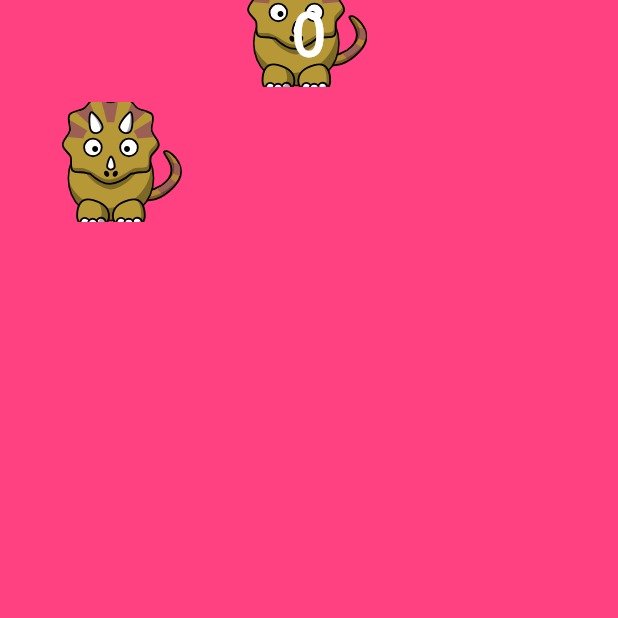
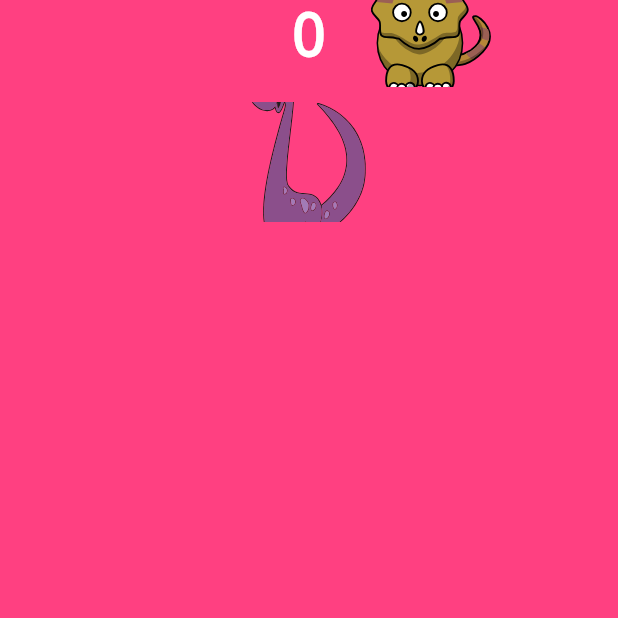
Before and after one commit to jelenalecic/daki, a Flutter app: the screen it shows after launch, after a tap on "START", on a phone screen of 412 x 824 dp, the top half of it. Run offline on Flutter 3.47's test engine with Material 2 defaults, Android fonts, the phone set to English and light mode, and no system bars; our stand-ins replace flutter_svg.

Commit message:
random ok more images added close dialog added

```diff
--- a/lib/falling_element.dart
+++ b/lib/falling/falling_element.dart
@@ -1,4 +1,4 @@
-import 'package:daki/falling_game_provider.dart';
+import 'package:daki/falling/falling_game_provider.dart';
 import 'package:flutter/material.dart';
 import 'package:provider/provider.dart';
 
@@ -11,7 +11,6 @@ class FallingElement extends StatelessWidget {
   Widget build(BuildContext context) {
     return Consumer<FallingGameProvider>(
       builder: (context, provider, child) {
-        child ??= provider.fallingItem;
         return Positioned(
           top: provider.fallingModels[position].y,
           left: provider.fallingModels[position].x,
@@ -20,7 +19,8 @@ class FallingElement extends StatelessWidget {
               onTap: () {
                 killIt(provider);
               },
-              child: provider.getImage(position),
+              child: provider.getImage(
+                  position, provider.fallingModels[position].positionOfImage),
             ),
           ),
         );
--- /dev/null
+++ b/lib/falling/falling_game_provider.dart
@@ -0,0 +1,177 @@
+import 'dart:math';
+
+import 'package:daki/falling/falling_model.dart';
+import 'package:daki/pulse.dart';
+import 'package:flutter/material.dart';
+import 'package:flutter_svg/flutter_svg.dart';
+
+const double elementSize = 80;
+const double yIncrement = 90.0;
+
+class FallingGameProvider with ChangeNotifier {
+  FallingGameProvider(
+      this.width, this.height, this.noOfElements, this.endGame) {
+    mills.add(DateTime.now().millisecondsSinceEpoch);
+    mills.add(DateTime.now().millisecondsSinceEpoch ~/ 9);
+    mills.add(DateTime.now().millisecondsSinceEpoch ~/ 5);
+    mills.add(DateTime.now().millisecondsSinceEpoch ~/ 2);
+
+    initialCreation();
+  }
+
+  void initialCreation() {
+    for (int i = 0; i < noOfElements; i++) {
+      fallingModels.add(FallingModel(
+          getRandomX(i), -i * yIncrement, random.nextInt(fallingItems.length)));
+    }
+  }
+
+  int yMovement = 3;
+  List<int> mills = [];
+
+  Random random = Random();
+
+  double width;
+  double height;
+  int noOfElements;
+  Function endGame;
+  bool isFinished = false;
+
+  int levelIncrement = 5;
+
+  List<Widget> fallingItems = [
+    SvgPicture.asset(
+      'assets/images/dino.svg',
+      fit: BoxFit.cover,
+      width: elementSize,
+      height: elementSize,
+    ),
+    SvgPicture.asset(
+      'assets/images/dino3.svg',
+      fit: BoxFit.cover,
+      width: elementSize,
+      height: elementSize,
+    ),
+    SvgPicture.asset(
+      'assets/images/dino4.svg',
+      fit: BoxFit.cover,
+      width: elementSize,
+      height: elementSize,
+    ),
+    SvgPicture.asset(
+      'assets/images/dino5.svg',
+      fit: BoxFit.cover,
+      width: elementSize,
+      height: elementSize,
+    ),
+    SvgPicture.asset(
+      'assets/images/dino7.svg',
+      fit: BoxFit.cover,
+      width: elementSize,
+      height: elementSize,
+    ),
+    SvgPicture.asset(
+      'assets/images/dino8.svg',
+      fit: BoxFit.cover,
+      width: elementSize,
+      height: elementSize,
+    ),
+    SvgPicture.asset(
+      'assets/images/dino9.svg',
+      fit: BoxFit.cover,
+      width: elementSize,
+      height: elementSize,
+    ),
+    SvgPicture.asset(
+      'assets/images/dino10.svg',
+      fit: BoxFit.cover,
+      width: elementSize,
+      height: elementSize,
+    ),
+    SvgPicture.asset(
+      'assets/images/dino11.svg',
+      fit: BoxFit.cover,
+      width: elementSize,
+      height: elementSize,
+    )
+  ];
+
+  Widget pulse = Pulse(elementSize);
+
+  int points = 0;
+
+  List<FallingModel> fallingModels = <FallingModel>[];
+
+  void updateCoordinates() {
+    yMovement = getMovement();
+    for (FallingModel model in fallingModels) {
+      model.updateY(yMovement);
+
+      if (!model.isDead && model.y >= height - elementSize) {
+        endGame();
+        isFinished = true;
+        break;
+      }
+    }
+    notifyListeners();
+  }
+
+  void killElement(int position) {
+    if (isFinished) {
+      return;
+    }
+    if (!fallingModels[position].isDead) {
+      ++points;
+      fallingModels[position].isDead = true;
+    }
+
+    notifyListeners();
+  }
+
+  double getRandomX(int position) {
+    return width * (random.nextInt(8));
+  }
+
+  int getRandomNumber(int position, int mod) {
+    int randomNumber = (mills[position % mills.length] * position) % mod + 1;
+
+    return randomNumber;
+  }
+
+  Widget getImage(int position, int positionOfImage) {
+    return fallingModels[position].isDead
+        ? pulse
+        : fallingItems[positionOfImage];
+  }
+
+  int getMovement() {
+    if (points < levelIncrement) {
+      return 4;
+    } else if (points < levelIncrement * 2) {
+      return 5;
+    } else if (points < levelIncrement * 3) {
+      return 6;
+    } else if (points < levelIncrement * 4) {
+      return 7;
+    } else if (points < levelIncrement * 5) {
+      return 8;
+    } else if (points < levelIncrement * 6) {
+      return 9;
+    } else if (points < levelIncrement * 7) {
+      return 10;
+    } else if (points < levelIncrement * 8) {
+      return 11;
+    } else if (points < levelIncrement * 9) {
+      return 12;
+    } else if (points < levelIncrement * 10) {
+      return 13;
+    } else if (points < levelIncrement * 11) {
+      return 14;
+    } else if (points < levelIncrement * 12) {
+      return 15;
+    } else if (points < levelIncrement * 13) {
+      return 16;
+    }
+    return 17;
+  }
+}
--- a/lib/falling_model.dart
+++ b/lib/falling/falling_model.dart
@@ -1,8 +1,10 @@
 class FallingModel {
-  FallingModel(this.x, this.y);
+  FallingModel(this.x, this.y, this.positionOfImage);
 
   double x;
   double y;
+
+  int positionOfImage;
 
   bool isDead = false;
 
--- a/lib/falling_game_provider.dart
+++ /dev/null
@@ -1,112 +0,0 @@
-import 'package:daki/falling_model.dart';
-import 'package:daki/pulse.dart';
-import 'package:flutter/material.dart';
-import 'package:flutter_svg/flutter_svg.dart';
-
-const int randomFactor = 92751486;
-const double elementSize = 80;
-const double yIncrement = 90.0;
-
-class FallingGameProvider with ChangeNotifier {
-  FallingGameProvider(
-      this.width, this.height, this.noOfElements, this.endGame) {
-    initialCreation();
-  }
-
-  void initialCreation() {
-    for (int i = 0; i < noOfElements; i++) {
-      fallingModels.add(FallingModel(getRandomX(i), -i * yIncrement));
-    }
-  }
-
-  int yMovement = 3;
-
-  double width;
-  double height;
-  int noOfElements;
-  Function endGame;
-  bool isFinished = false;
-
-  int levelIncrement = 5;
-
-  Widget fallingItem = SvgPicture.asset(
-    'assets/images/dino.svg',
-    fit: BoxFit.cover,
-    width: elementSize,
-    height: elementSize,
-  );
-
-  Widget pulse = Pulse(elementSize);
-
-  int points = 0;
-
-  List<FallingModel> fallingModels = <FallingModel>[];
-
-  void updateCoordinates() {
-    yMovement = getMovement();
-    for (FallingModel model in fallingModels) {
-      model.updateY(yMovement);
-
-      if (!model.isDead && model.y >= height - elementSize) {
-        endGame();
-        isFinished = true;
-        break;
-      }
-    }
-    notifyListeners();
-  }
-
-  void killElement(int position) {
-    if (isFinished) {
-      return;
-    }
-    if (!fallingModels[position].isDead) {
-      ++points;
-      fallingModels[position].isDead = true;
-    }
-
-    notifyListeners();
-  }
-
-  double getRandomX(int position) {
-    return width * (getRandomNumber(position));
-  }
-
-  int getRandomNumber(int position) {
-    int first = randomFactor - position;
-    int second = position + randomFactor;
-
-    int randomNumber = (first * second * position) % 8 + 1;
-
-    return randomNumber;
-  }
-
-  Widget getImage(int position) {
-    return fallingModels[position].isDead ? pulse : fallingItem;
-  }
-
-  int getMovement() {
-    if (points < levelIncrement) {
-      return 4;
-    } else if (points < levelIncrement * 2) {
-      return 5;
-    } else if (points < levelIncrement * 3) {
-      return 6;
-    } else if (points < levelIncrement * 4) {
-      return 7;
-    } else if (points < levelIncrement * 5) {
-      return 8;
-    } else if (points < levelIncrement * 6) {
-      return 9;
-    } else if (points < levelIncrement * 7) {
-      return 10;
-    } else if (points < levelIncrement * 8) {
-      return 11;
-    } else if (points < levelIncrement * 9) {
-      return 12;
-    } else if (points < levelIncrement * 10) {
-      return 13;
-    }
-    return 14;
-  }
-}
--- a/lib/main.dart
+++ b/lib/main.dart
@@ -1,4 +1,4 @@
-import 'package:daki/falling_game.dart';
+import 'package:daki/falling/falling_game.dart';
 import 'package:flutter/material.dart';
 
 void main() => runApp(DakiApp());
--- /dev/null
+++ b/lib/transparent_slide_in_dialog_route.dart
@@ -0,0 +1,56 @@
+import 'package:daki/slide_from_bottom_widget.dart';
+import 'package:flutter/material.dart';
+
+///represents new transparent screen(activity like)
+///with 'pop up' animation
+class TransparentSlideInDialogRoute<T> extends PageRoute<T> {
+  TransparentSlideInDialogRoute(this.child);
+
+  Widget child;
+
+  @override
+  Duration get transitionDuration => Duration(milliseconds: 200);
+
+  @override
+  bool get opaque => false;
+
+  @override
+  bool get barrierDismissible => false;
+
+  @override
+  Color get barrierColor => null;
+
+  @override
+  String get barrierLabel => null;
+
+  @override
+  bool get maintainState => true;
+
+  @override
+  Widget buildPage(
+    BuildContext context,
+    Animation<double> animation,
+    Animation<double> secondaryAnimation,
+  ) {
+    // This makes sure that text and other content follows the material style
+    return Material(
+      type: MaterialType.transparency,
+      child: Container(
+        child: _buildOverlayContent(context),
+      ),
+    );
+  }
+
+  Widget _buildOverlayContent(BuildContext context) {
+    return child;
+  }
+
+  @override
+  Widget buildTransitions(BuildContext context, Animation<double> animation,
+      Animation<double> secondaryAnimation, Widget child) {
+    return FadeTransition(
+      opacity: animation,
+      child: SlideFromBottom(child),
+    );
+  }
+}
```
Also changed, not shown: lib/falling/falling_game.dart (renamed from lib/falling_game.dart, +45 -4 lines), lib/slide_from_bottom_widget.dart (added, +52 -0 lines), assets/images/dino10.svg (added), assets/images/dino11.svg (added), assets/images/dino3.svg (added), assets/images/dino4.svg (added), assets/images/dino5.svg (added), assets/images/dino7.svg (added), assets/images/dino8.svg (added), assets/images/dino9.svg (added).
